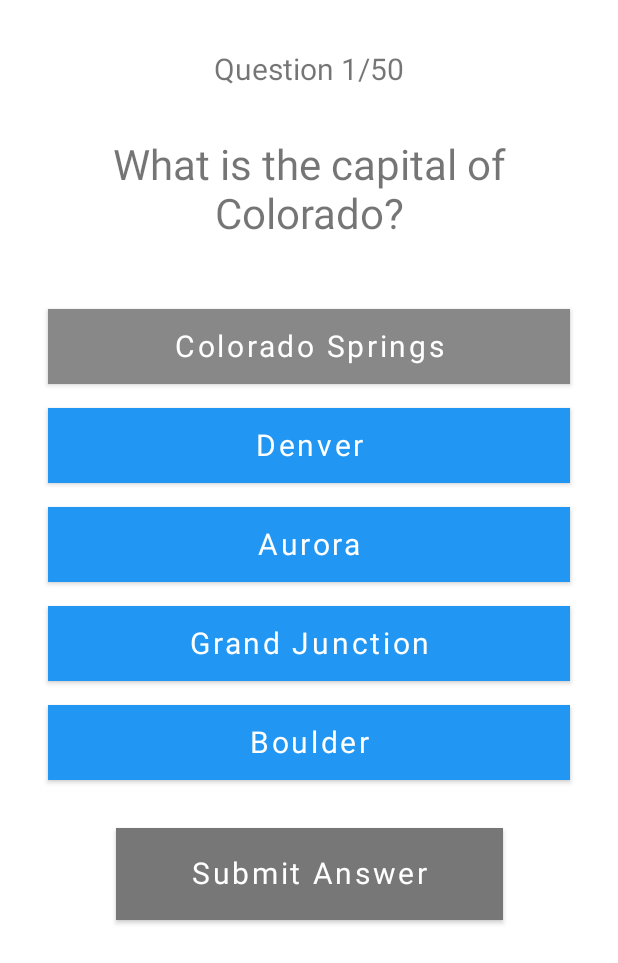
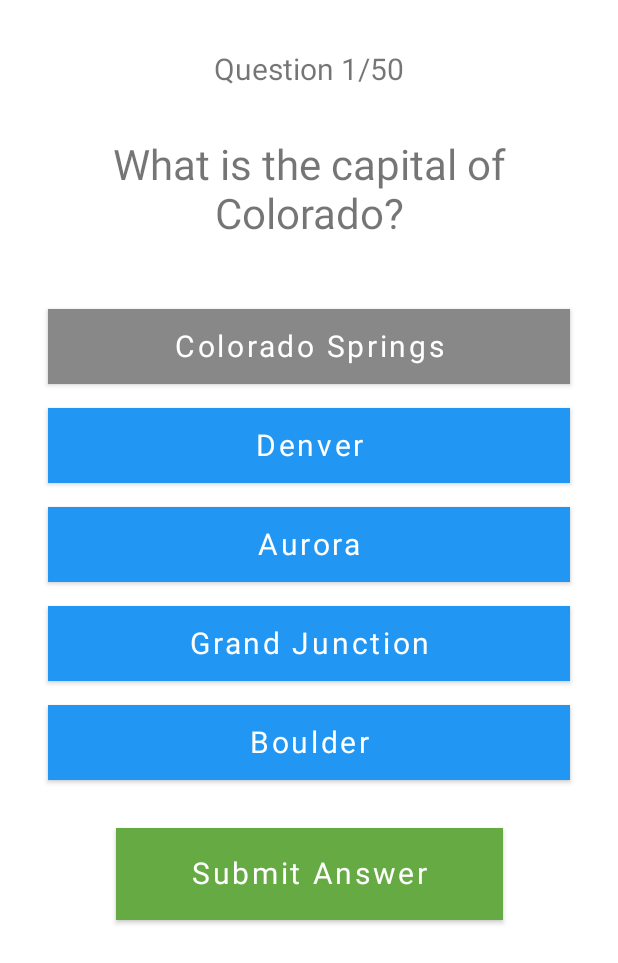
Before and after one commit to randy-riegsecker/StatesCapitalsQuiz, an Android app: the QuizActivity screen opened directly, with no data from a screen before it, after a tap on "Colorado Springs", on a phone screen of 412 x 824 dp. Shown: the top 963 px of the screen. Run offline under Robolectric (Android 15) with nearby library versions, the phone set to English and light mode, and no system bars.

Commit message:
Small Code Changes

```diff
--- a/app/src/main/java/com/randyriegsecker/statescapitalsquiz/QuizActivity.java
+++ b/app/src/main/java/com/randyriegsecker/statescapitalsquiz/QuizActivity.java
@@ -5,12 +5,15 @@ package com.randyriegsecker.statescapitalsquiz;
 // States & Capitals Quiz quiz activity
 // https://github.com/randy-riegsecker/StatesCapitalsQuiz
 
+import static android.content.ContentValues.TAG;
+
 import androidx.appcompat.app.AppCompatActivity;
 
 import android.app.AlertDialog;
 import android.content.DialogInterface;
 import android.graphics.Color;
 import android.os.Bundle;
+import android.util.Log;
 import android.widget.Button;
 import android.widget.TextView;
 import android.view.View;
@@ -74,6 +77,15 @@ public class QuizActivity extends AppCompatActivity {
             // find currently selected answer
             currentClickedAnswer = (Button) v;
 
+            // deselect answer if it's selected and clicked again
+            if (currentClickedAnswer.isSelected()) {
+                currentClickedAnswer.setBackgroundResource(R.color.blue_button);
+                // Future use
+                currentClickedAnswer.setSelected(false);
+                // reset clicked answer to nothing selected
+                currentClickedAnswer = null;
+
+            } else {
                 // change last selected answer back to blue, if there is one
                 if ((lastClickedAnswer != null) && (currentClickedAnswer != lastClickedAnswer)) {
                     lastClickedAnswer.setBackgroundResource(R.color.blue_button);
@@ -82,12 +94,14 @@ public class QuizActivity extends AppCompatActivity {
                 }
 
                 // Change the selected answer to gray
-            currentClickedAnswer.setBackgroundColor(Color.GRAY);
+                // currentClickedAnswer.setBackgroundColor(Color.GRAY);
+                currentClickedAnswer.setBackgroundResource(R.color.gray_button);
                 // Future use
                 currentClickedAnswer.setSelected(true);
 
                 // save current button as the last answer selected for the next iteration
                 lastClickedAnswer = (Button) v;
+            }
         }
     };
 
@@ -99,7 +113,7 @@ public class QuizActivity extends AppCompatActivity {
             String correctAnswerToast;
 
             // Something was selected, so we see if it's correct
-            if (currentClickedAnswer != null ) {
+            if (currentClickedAnswer != null) {
                 correctAnswer = quizQuestions.getCorrectAnswer(randomQuestionOrder.getInt(questionIndex));
 
                 if (correctAnswer == currentClickedAnswer.getText()) {
@@ -109,6 +123,7 @@ public class QuizActivity extends AppCompatActivity {
                 } else {
                     // Comment out the two lines below if you don't want to let the test taker know the answer was wrong
                     correctAnswerToast = "Incorrect.  The correct answer is " + correctAnswer;
+                    // This toast just reads "Incorrect answer, but does not tell you the correct one.
                     // Toast.makeText(getApplicationContext(), R.string.incorrect_answer, Toast.LENGTH_SHORT).show();
                     Toast.makeText(getApplicationContext(), correctAnswerToast, Toast.LENGTH_SHORT).show();
                 }
@@ -128,21 +143,26 @@ public class QuizActivity extends AppCompatActivity {
 
         if (questionIndex < totalNumberOfQuestions) {
             // More questions to answer...
-            // Reset clicked answer nothing selected
+            // Initialize the buttons and reset clicked answer nothing selected
             currentClickedAnswer = null;
             lastClickedAnswer = null;
 
             questionText.setText(quizQuestions.getQuestion(randomQuestionOrder.getInt(questionIndex)));
             answerA.setBackgroundResource(R.color.blue_button);
+            answerA.setSelected(false);
             answerA.setText(quizQuestions.getAnswerA(randomQuestionOrder.getInt(questionIndex)));
             answerB.setBackgroundResource(R.color.blue_button);
             answerB.setText(quizQuestions.getAnswerB(randomQuestionOrder.getInt(questionIndex)));
+            answerB.setSelected(false);
             answerC.setBackgroundResource(R.color.blue_button);
             answerC.setText(quizQuestions.getAnswerC(randomQuestionOrder.getInt(questionIndex)));
+            answerC.setSelected(false);
             answerD.setBackgroundResource(R.color.blue_button);
             answerD.setText(quizQuestions.getAnswerD(randomQuestionOrder.getInt(questionIndex)));
+            answerD.setSelected(false);
             answerE.setBackgroundResource(R.color.blue_button);
             answerE.setText(quizQuestions.getAnswerE(randomQuestionOrder.getInt(questionIndex)));
+            answerE.setSelected(false);
 
             // Android Studio told me not to concatenate in the setText method, so it's concatenated below
             questionNumberMessage = "Question " + (questionIndex + 1) + "/" + totalNumberOfQuestions;
--- a/app/src/main/res/layout/activity_quiz.xml
+++ b/app/src/main/res/layout/activity_quiz.xml
@@ -143,7 +143,7 @@
         android:layout_width="258dp"
         android:layout_height="61dp"
         android:layout_marginTop="32dp"
-        android:background="#777777"
+        android:background="@color/submit_button_green"
         android:backgroundTint="@null"
         android:fontFamily="sans-serif"
         android:includeFontPadding="false"
--- a/app/src/main/res/values/colors.xml
+++ b/app/src/main/res/values/colors.xml
@@ -7,5 +7,11 @@
     <color name="teal_700">#FF018786</color>
     <color name="black">#FF000000</color>
     <color name="white">#FFFFFFFF</color>
+    <color name="blue_button_2">#252573</color>
     <color name="blue_button">#2196F3</color>
+    <color name="dark_blue_button">#181860</color>
+    <color name="light_blue_button">#2196FF</color>
+    <color name="gray_button">#888888</color>
+    <color name="submit_button_green">#66AA44</color>
+    <color name="submit_button_gray">#777777</color>
 </resources>
```
Lines whose indentation alone changed are shown as unchanged.
